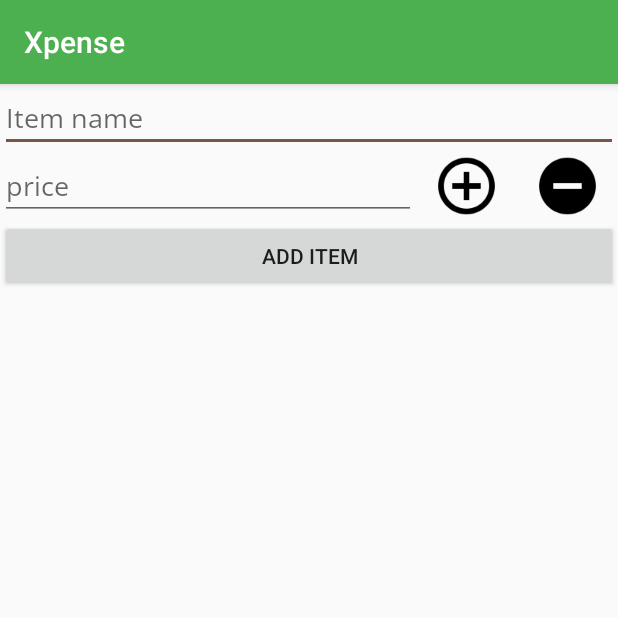
After one commit to JKrysztofiak/Xpense, an Android app: the AddItemController screen opened directly, with no data from a screen before it, on a phone screen of 412 x 824 dp, the top half of it. The commit adds this screen. Run offline under Robolectric (Android 15) with nearby library versions, the phone set to English and light mode, and no system bars; network calls fail; Roboto replaces fonts that are not available here.

Commit message:
Xpense 3.1!!! Added a separate window to add items

```diff
--- a/app/src/main/AndroidManifest.xml
+++ b/app/src/main/AndroidManifest.xml
@@ -9,13 +9,15 @@
         android:roundIcon="@mipmap/ic_launcher_round"
         android:supportsRtl="true"
         android:theme="@style/AppTheme">
-        <activity android:name="com.kxkriszna.xpense.MainActivity">
+        <activity android:name=".AddItemController"></activity>
+        <activity android:name=".MainActivity">
             <intent-filter>
                 <action android:name="android.intent.action.MAIN" />
 
                 <category android:name="android.intent.category.LAUNCHER" />
             </intent-filter>
         </activity>
+
         <meta-data
             android:name="preloaded_fonts"
             android:resource="@array/preloaded_fonts" />
--- /dev/null
+++ b/app/src/main/java/com/kxkriszna/xpense/AddItemController.java
@@ -0,0 +1,92 @@
+package com.kxkriszna.xpense;
+
+import androidx.appcompat.app.AppCompatActivity;
+
+import android.content.Intent;
+import android.os.Bundle;
+import android.util.Log;
+import android.view.View;
+import android.widget.Button;
+import android.widget.EditText;
+import android.widget.ImageButton;
+
+public class AddItemController extends AppCompatActivity {
+
+    EditText mItemNameInput;
+    EditText mItemPriceInput;
+    boolean positive = false;
+    ImageButton mPositiveButton;
+    ImageButton mNegativeButton;
+    Button mAddButton;
+
+
+    @Override
+    protected void onCreate(Bundle savedInstanceState) {
+        super.onCreate(savedInstanceState);
+
+        setContentView(R.layout.add_item_layout);
+
+
+        mItemNameInput = (EditText) findViewById(R.id.itemNameInputTMP);
+        mItemPriceInput = (EditText) findViewById(R.id.itemPriceInputTMP);
+        mPositiveButton = (ImageButton) findViewById(R.id.positiveButton);
+        mNegativeButton = (ImageButton) findViewById(R.id.negativeButton);
+        mAddButton = (Button) findViewById(R.id.addItemButtonTMP);
+
+
+
+        mAddButton.setOnClickListener(new View.OnClickListener() {
+            @Override
+            public void onClick(View view) {
+
+                try {
+
+                    String itemName = mItemNameInput.getText().toString();
+                    String itemPrice = mItemPriceInput.getText().toString();
+
+                    Intent myIntent = new Intent(AddItemController.this, MainActivity.class);
+
+                    myIntent.putExtra("Name",itemName);
+                    myIntent.putExtra("Price",itemPrice);
+                    myIntent.putExtra("Prop",positive);
+
+                    startActivity(myIntent);
+
+
+
+                }catch (NumberFormatException e){
+
+                }
+            }
+        });
+
+        mPositiveButton.setOnClickListener(new View.OnClickListener() {
+            @Override
+            public void onClick(View view) {
+                if(positive){
+
+                }else{
+                    positive = true;
+                    mPositiveButton.setImageResource(R.drawable.add_clicked);
+                    mNegativeButton.setImageResource(R.drawable.remove_unclicked);
+                }
+            }
+        });
+
+        mNegativeButton.setOnClickListener(new View.OnClickListener() {
+            @Override
+            public void onClick(View view) {
+                if(!positive){
+
+                }else{
+                    positive = false;
+                    mPositiveButton.setImageResource(R.drawable.add_unclicked);
+                    mNegativeButton.setImageResource(R.drawable.remove_clicked);
+                }
+            }
+        });
+
+
+    }
+
+}
--- /dev/null
+++ b/app/src/main/res/layout/add_item_layout.xml
@@ -0,0 +1,57 @@
+<?xml version="1.0" encoding="utf-8"?>
+<LinearLayout xmlns:android="http://schemas.android.com/apk/res/android"
+    xmlns:app="http://schemas.android.com/apk/res-auto"
+    android:orientation="vertical" android:layout_width="match_parent"
+    android:layout_height="match_parent">
+
+    <EditText
+        android:id="@+id/itemNameInputTMP"
+        android:layout_width="match_parent"
+        android:layout_height="wrap_content"
+        android:ems="10"
+        android:fontFamily="@font/open_sans"
+        android:hint="@string/item_name_input_text"
+        android:inputType="textCapSentences"
+        android:textColor="@color/primary_text" />
+
+    <LinearLayout
+        android:layout_width="match_parent"
+        android:layout_height="wrap_content"
+        android:orientation="horizontal">
+
+        <EditText
+            android:id="@+id/itemPriceInputTMP"
+            android:layout_width="wrap_content"
+            android:layout_height="wrap_content"
+            android:layout_weight="1"
+            android:ems="10"
+            android:fontFamily="@font/open_sans"
+            android:hint="@string/item_price_input_text"
+            android:inputType="numberDecimal"
+            android:textColor="@color/primary_text" />
+
+        <ImageButton
+            android:id="@+id/positiveButton"
+            android:layout_width="36dp"
+            android:layout_height="match_parent"
+            android:layout_weight="1"
+            android:background="@null"
+            android:scaleType="fitCenter"
+            app:srcCompat="@drawable/add_unclicked" />
+
+        <ImageButton
+            android:id="@+id/negativeButton"
+            android:layout_width="36dp"
+            android:layout_height="match_parent"
+            android:layout_weight="1"
+            android:background="@null"
+            android:scaleType="fitCenter"
+            app:srcCompat="@drawable/remove_clicked" />
+    </LinearLayout>
+
+    <Button
+        android:id="@+id/addItemButtonTMP"
+        android:layout_width="match_parent"
+        android:layout_height="wrap_content"
+        android:text="@string/add_button_text" />
+</LinearLayout>
--- a/app/src/main/res/layout/single_item_row.xml
+++ b/app/src/main/res/layout/single_item_row.xml
@@ -23,7 +23,7 @@
         android:gravity="clip_vertical|left|center_vertical"
         android:text="@string/single_item_name_label"
         android:textColor="@color/primary_text"
-        android:textSize="24sp" />
+        android:textSize="21sp" />
 
 
     <LinearLayout
--- a/app/src/main/res/values/strings.xml
+++ b/app/src/main/res/values/strings.xml
@@ -2,7 +2,7 @@
     <string name="app_name">Xpense</string>
     <string name="item_name_input_text">Item name</string>
     <string name="item_price_input_text">price</string>
-    <string name="add_button_text">+</string>
+    <string name="add_button_text">Add Item</string>
 
     <string name="spent_label_text">SPENT:</string>
     <string name="spent_amount_label_text">0</string>
```
Also changed, not shown: app/src/main/java/com/kxkriszna/xpense/ItemListAdapter.java (+23 -2 lines), app/src/main/java/com/kxkriszna/xpense/MainActivity.java (+28 -20 lines), app/src/main/java/com/kxkriszna/xpense/SingleItem.java (+10 -1 lines), app/src/main/res/drawable/image_selector_add_button.xml (added, +18 -0 lines), app/src/main/res/layout/activity_main.xml (+5 -27 lines).
